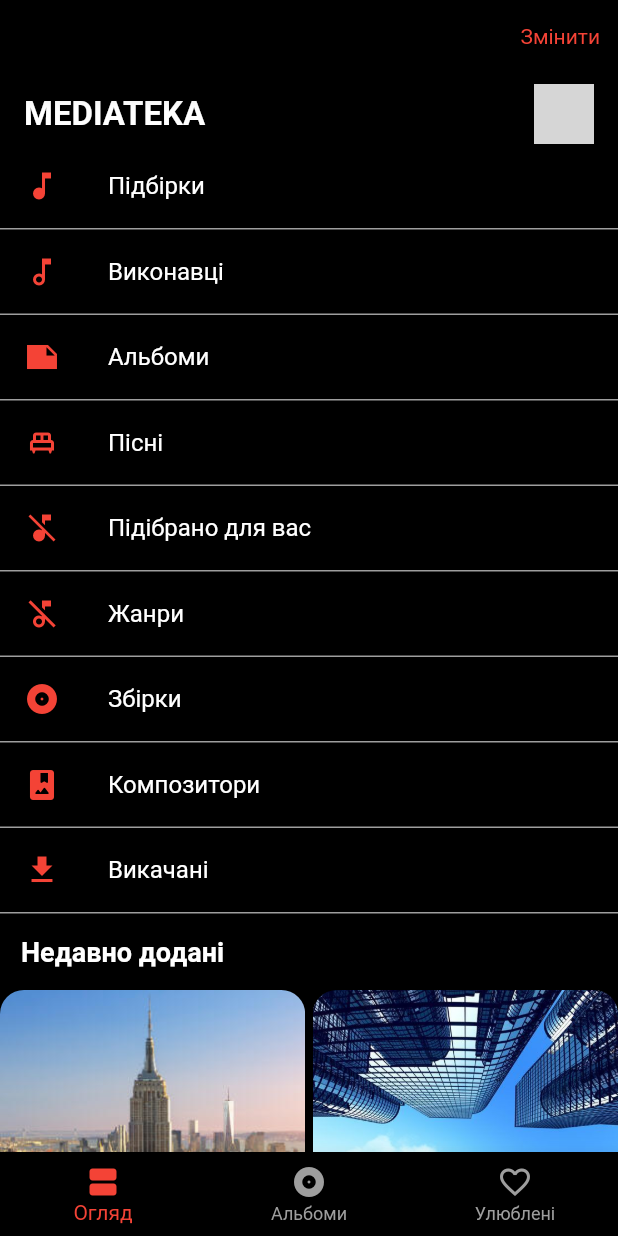
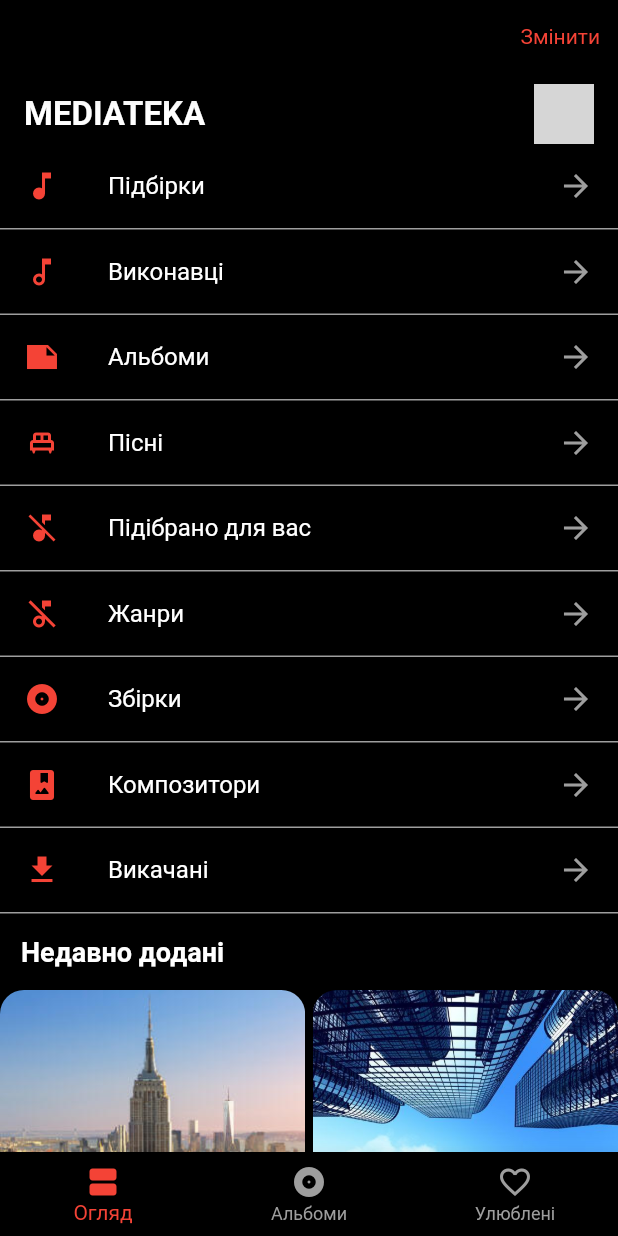
Before and after one commit to SolomiiaT/traffic_lightss, a Flutter app: the screen it shows after launch, on a phone screen of 412 x 824 dp. Run offline on Flutter 3.47's test engine with Material 2 defaults, Android fonts, the phone set to English and light mode, and no system bars; network calls fail; grey boxes are pictures that could not be loaded.

Commit message:
added follow icon to list. is possible to make it with less code?

```diff
--- a/lib/list_view.dart
+++ b/lib/list_view.dart
@@ -13,6 +13,10 @@ class ListOfSongs extends StatelessWidget {
         for (final item in _initListOfItemOptions()) ...[
           if (item.isVisible) ...[
             ListTile(
+              trailing: Icon(
+                item.iconForward,
+                color: Colors.grey,
+              ),
               leading: Icon(
                 item.icon,
                 color: Colors.red,
@@ -39,27 +43,56 @@ class ListOfSongs extends StatelessWidget {
   }
 
   List<MenuItem> _initListOfItemOptions() {
-    return const [
-      MenuItem(icon: Icons.music_note, text: 'Підбірки'),
-      MenuItem(icon: Icons.music_note_outlined, text: 'Виконавці'),
-      MenuItem(icon: Icons.note_sharp, text: 'Альбоми'),
-      MenuItem(icon: Icons.single_bed, text: 'Пісні'),
-      MenuItem(icon: Icons.music_off, text: 'Підібрано для вас'),
-      MenuItem(icon: Icons.music_off_outlined, text: 'Жанри'),
-      MenuItem(icon: Icons.album_sharp, text: 'Збірки'),
-      MenuItem(icon: Icons.photo_album_rounded, text: 'Композитори'),
-      MenuItem(icon: Icons.download, text: 'Викачані')
-      //...
-      // continue like this, then use this method in build method to get the list. Remove static field at line 8
+    return [
+      MenuItem(
+          icon: Icons.music_note,
+          text: 'Підбірки',
+          iconForward: Icons.arrow_forward),
+      MenuItem(
+          icon: Icons.music_note_outlined,
+          text: 'Виконавці',
+          iconForward: Icons.arrow_forward),
+      MenuItem(
+          icon: Icons.note_sharp,
+          text: 'Альбоми',
+          iconForward: Icons.arrow_forward),
+      MenuItem(
+          icon: Icons.single_bed,
+          text: 'Пісні',
+          iconForward: Icons.arrow_forward),
+      MenuItem(
+          icon: Icons.music_off,
+          text: 'Підібрано для вас',
+          iconForward: Icons.arrow_forward),
+      MenuItem(
+          icon: Icons.music_off_outlined,
+          text: 'Жанри',
+          iconForward: Icons.arrow_forward),
+      MenuItem(
+          icon: Icons.album_sharp,
+          text: 'Збірки',
+          iconForward: Icons.arrow_forward),
+      MenuItem(
+          icon: Icons.photo_album_rounded,
+          text: 'Композитори',
+          iconForward: Icons.arrow_forward),
+      MenuItem(
+          icon: Icons.download,
+          text: 'Викачані',
+          iconForward: Icons.arrow_forward)
     ];
   }
 }
 
 class MenuItem {
   final IconData icon;
+  final IconData iconForward;
   final String text;
-  final bool isVisible; // can be used later to show or hide this item
+  final bool isVisible;
 
-  const MenuItem(
-      {required this.icon, required this.text, this.isVisible = true});
+  MenuItem(
+      {required this.icon,
+      required this.iconForward,
+      required this.text,
+      this.isVisible = true});
 }
```
